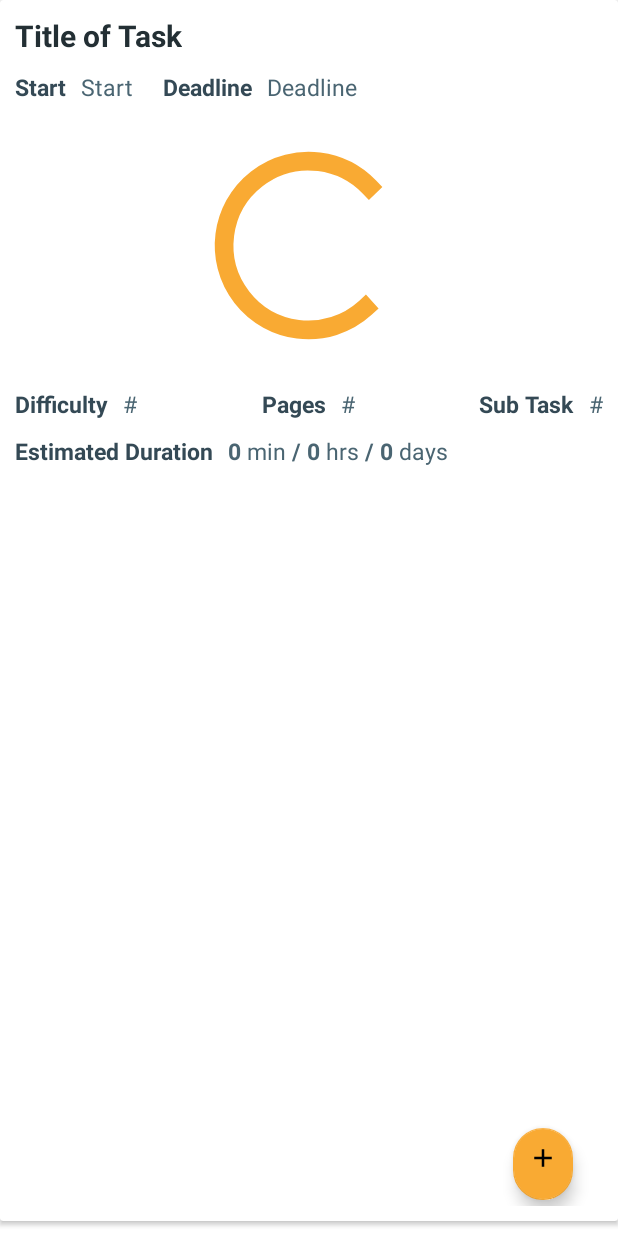
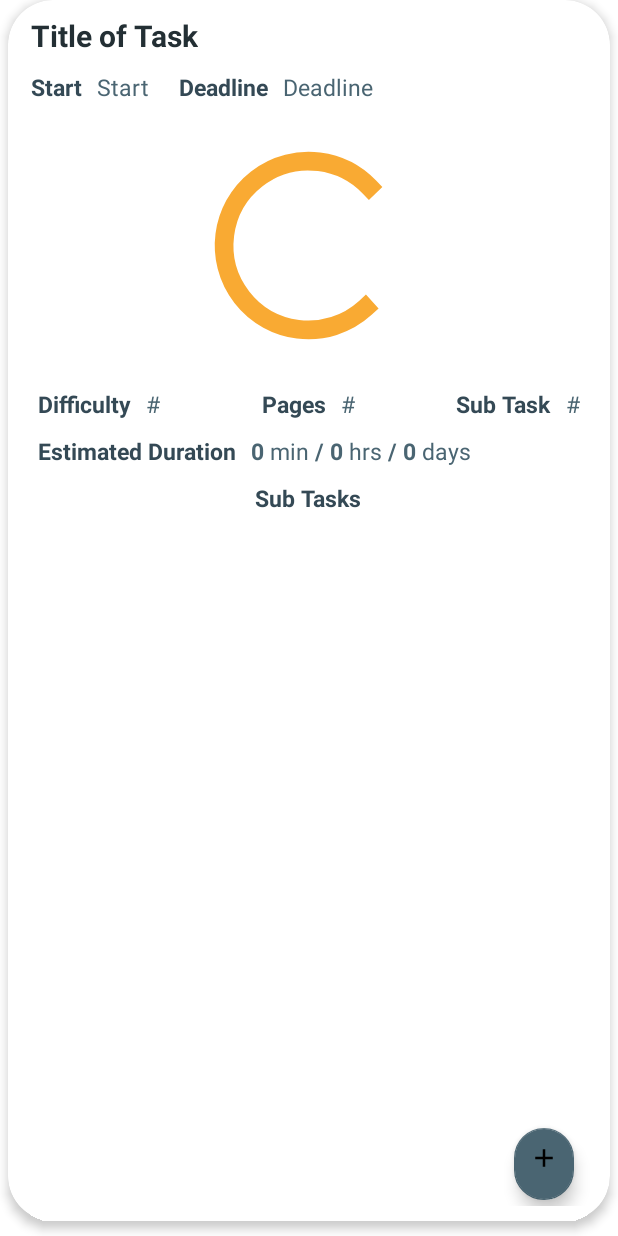
Before and after one commit to ArrsDesign/O-Clock, an Android app: the layout item_task.xml on its own in the app's theme, with its tools: preview values and no code run, on a phone screen of 412 x 824 dp. Run offline under Robolectric (Android 15) with nearby library versions, the phone set to English and light mode, and no system bars.

Commit message:
Edited page Layout

```diff
--- a/app/src/main/res/layout/item_task.xml
+++ b/app/src/main/res/layout/item_task.xml
@@ -3,9 +3,13 @@
     android:layout_width="match_parent"
     xmlns:app="http://schemas.android.com/apk/res-auto"
     android:background="@drawable/rounded_rectangle_white"
-    android:padding="16dp"
+    android:padding="15dp"
     android:layout_height="wrap_content"
     android:layout_marginBottom="10dp"
+    android:layout_marginRight="5dp"
+    android:layout_marginLeft="5dp"
+    app:cardElevation="4dp"
+    app:cardCornerRadius="30dp"
     android:orientation="horizontal">
 
     <LinearLayout
@@ -25,6 +29,7 @@
                 android:layout_height="wrap_content"
                 android:textColor="@color/titles"
                 android:layout_alignParentStart="true"
+                android:layout_marginLeft="5dp"
                 android:textSize="20dp"
                 android:text="Title of Task"
                 android:textStyle="bold"/>
@@ -36,6 +41,7 @@
                 android:layout_marginTop="10dp"
                 android:layout_below="@+id/titleTask"
                 android:layout_marginRight="10dp"
+                android:layout_marginLeft="5dp"
                 android:text="Start"
                 android:textColor="@color/text_bottom"
                 android:textSize="15dp"
@@ -99,6 +105,7 @@
                 android:layout_height="wrap_content"
                 android:layout_below="@+id/progress_circular"
                 android:layout_alignParentStart="true"
+                android:layout_marginLeft="10dp"
                 android:layout_marginRight="10dp"
                 android:text="Difficulty"
                 android:textColor="@color/text_bottom"
@@ -160,6 +167,7 @@
                 android:layout_height="wrap_content"
                 android:layout_below="@+id/progress_circular"
                 android:layout_alignParentEnd="true"
+                android:layout_marginRight="10dp"
                 android:text="#"
                 android:textColor="@color/links"
                 android:textSize="15dp"/>
@@ -169,6 +177,7 @@
                 android:layout_height="wrap_content"
                 android:layout_marginTop="10dp"
                 android:layout_marginRight="10dp"
+                android:layout_marginLeft="10dp"
                 android:id="@+id/estimated"
                 android:layout_below="@+id/difficulty"
                 android:text="Estimated Duration"
@@ -251,11 +260,24 @@
 
             </LinearLayout>
 
+            <TextView
+                android:id="@+id/subtasktitle"
+                android:layout_width="wrap_content"
+                android:layout_height="wrap_content"
+                android:layout_marginTop="10dp"
+                android:layout_marginBottom="10dp"
+                android:text="Sub Tasks"
+                android:textSize="15dp"
+                android:textColor="@color/text_bottom"
+                android:layout_centerHorizontal="true"
+                android:textStyle="bold"
+                android:layout_below="@+id/estimated"/>
+
             <androidx.recyclerview.widget.RecyclerView
                 android:id="@+id/subTaskRecycler"
                 android:layout_width="match_parent"
                 android:layout_height="wrap_content"
-                android:layout_below="@+id/estimated"
+                android:layout_below="@+id/subtasktitle"
                 app:layoutManager="androidx.recyclerview.widget.LinearLayoutManager"
                 android:nestedScrollingEnabled="true"/>
 
@@ -264,15 +286,13 @@
                 android:layout_width="wrap_content"
                 android:layout_height="wrap_content"
                 android:layout_below="@+id/subTaskRecycler"
+                android:padding="20dp"
+                android:layout_marginRight="10dp"
                 android:layout_alignParentEnd="true"
                 android:layout_alignParentBottom="true"
-                android:layout_marginStart="16dp"
-                android:layout_marginTop="16dp"
-                android:layout_marginEnd="16dp"
-                android:layout_marginBottom="16dp"
                 android:background="@color/buttons"
                 android:src="@drawable/ic_add"
-                app:backgroundTint="@color/buttons"
+                app:backgroundTint="@color/links"
                 app:fabSize="mini"
                 app:maxImageSize="20dp" />
 
--- a/app/src/main/res/layout/subtask_layout.xml
+++ b/app/src/main/res/layout/subtask_layout.xml
@@ -5,15 +5,15 @@
     android:layout_height="wrap_content"
     xmlns:app="http://schemas.android.com/apk/res-auto"
     xmlns:tool="http://schemas.android.com/tools"
-    app:cardElevation="4dp"
-    app:cardCornerRadius="30dp"
-    android:layout_marginHorizontal="16dp"
-    android:layout_marginVertical="8dp">
+    android:layout_marginBottom="10dp"
+    android:layout_marginRight="10dp"
+    android:layout_marginLeft="10dp"
+    app:cardCornerRadius="15dp">
 
     <RelativeLayout
         android:layout_width="match_parent"
         android:layout_height="wrap_content"
-        android:padding="8dp">
+        android:padding="4dp">
 
         <com.google.android.material.checkbox.MaterialCheckBox
             android:id="@+id/checkbox"
```
